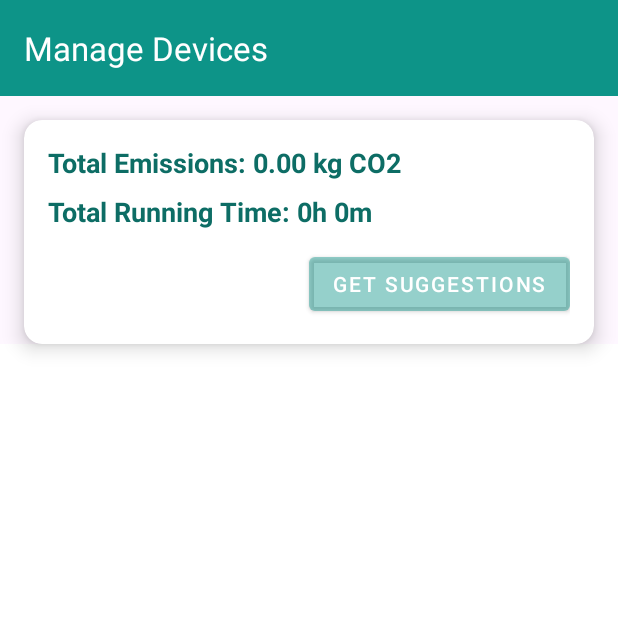
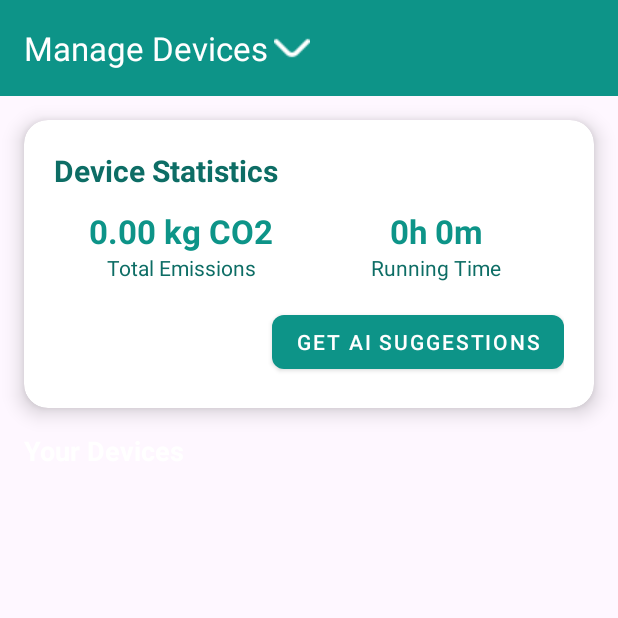
Before and after one commit to vishal-bhutekar21/Odoo_hackathon-Carbon-Footprint-Tracker_49, an Android app: the ManageDevices screen opened directly, with no data from a screen before it, on a phone screen of 412 x 824 dp, the top half of it. Run offline under Robolectric (Android 15) with nearby library versions, the light colour scheme and no system bars; our stand-ins replace Firebase (no records; nobody signed in at launch, a user with empty details on screens opened directly).

```diff
--- a/app/src/main/java/com/chaitany/carbonview/IOTIntegration/ManageDevices.kt
+++ b/app/src/main/java/com/chaitany/carbonview/IOTIntegration/ManageDevices.kt
@@ -88,13 +88,13 @@ class ManageDevices : AppCompatActivity() {
 
     private fun updateTotals(totalEmissions: Double, totalTimeHours: Double) {
         // Format emissions
-        tvTotalEmissions.text = "Total Emissions: ${String.format("%.2f", totalEmissions)} kg CO2"
+        tvTotalEmissions.text = "${String.format("%.2f", totalEmissions)} kg CO2"
 
         // Convert total time to hours and minutes
         val totalSeconds = (totalTimeHours * 3600).toLong()
         val hours = TimeUnit.SECONDS.toHours(totalSeconds)
         val minutes = TimeUnit.SECONDS.toMinutes(totalSeconds) % 60
-        tvTotalTime.text = "Total Running Time: ${hours}h ${minutes}m"
+        tvTotalTime.text = "${hours}h ${minutes}m"
     }
 
     override fun onDestroy() {
--- /dev/null
+++ b/app/src/main/res/drawable/background_gradient.xml
@@ -0,0 +1,7 @@
+<?xml version="1.0" encoding="utf-8"?>
+<shape xmlns:android="http://schemas.android.com/apk/res/android">
+    <gradient
+        android:startColor="#FF3D7F"
+        android:endColor="#FF5722"
+        android:angle="135"/>
+</shape>
--- /dev/null
+++ b/app/src/main/res/drawable/card_gradient_subtle.xml
@@ -0,0 +1,8 @@
+<?xml version="1.0" encoding="utf-8"?>
+<shape xmlns:android="http://schemas.android.com/apk/res/android">
+    <gradient
+        android:startColor="#10FFFFFF"
+        android:endColor="#20FFFFFF"
+        android:angle="45"/>
+    <corners android:radius="16dp"/>
+</shape>
--- a/app/src/main/res/layout/activity_manage_devices.xml
+++ b/app/src/main/res/layout/activity_manage_devices.xml
@@ -4,7 +4,8 @@
     xmlns:app="http://schemas.android.com/apk/res-auto"
     xmlns:tools="http://schemas.android.com/tools"
     android:layout_width="match_parent"
-    android:layout_height="match_parent">
+    android:layout_height="match_parent"
+   >
 
     <!-- Toolbar -->
     <androidx.appcompat.widget.Toolbar
@@ -13,17 +14,33 @@
         android:layout_height="?attr/actionBarSize"
         android:background="@color/primary"
         app:title="Manage Devices"
+
         app:titleTextColor="@android:color/white"
-        app:layout_constraintTop_toTopOf="parent"/>
+        app:layout_constraintTop_toTopOf="parent"
+        app:popupTheme="@style/ThemeOverlay.AppCompat.Light">
 
-    <!-- CardView for Total Emissions and Time -->
+        <ImageButton
+            android:id="@+id/menuIcon"
+            android:layout_width="wrap_content"
+            android:layout_height="wrap_content"
+            android:layout_gravity="start"
+            android:background="?attr/selectableItemBackgroundBorderless"
+            android:contentDescription="Menu"
+            android:src="@drawable/down_icon"
+            app:tint="@android:color/white" />
+    </androidx.appcompat.widget.Toolbar>
+
+    <!-- Stats Card -->
     <androidx.cardview.widget.CardView
         android:id="@+id/cardViewStats"
         android:layout_width="0dp"
         android:layout_height="wrap_content"
-        android:layout_margin="16dp"
-        app:cardCornerRadius="12dp"
+        android:layout_marginStart="16dp"
+        android:layout_marginEnd="16dp"
+        android:layout_marginTop="16dp"
+        app:cardCornerRadius="16dp"
         app:cardElevation="8dp"
+
         app:cardBackgroundColor="@android:color/white"
         app:layout_constraintTop_toBottomOf="@id/toolbar"
         app:layout_constraintStart_toStartOf="parent"
@@ -33,53 +50,131 @@
             android:layout_width="match_parent"
             android:layout_height="wrap_content"
             android:orientation="vertical"
-            android:padding="16dp">
+            android:padding="20dp">
 
+            <TextView
+                android:layout_width="wrap_content"
+                android:layout_height="wrap_content"
+                android:text="Device Statistics"
+                android:textSize="20sp"
+                android:textStyle="bold"
+                android:textColor="@color/primary_dark"/>
+
+            <LinearLayout
+                android:layout_width="match_parent"
+                android:layout_height="wrap_content"
+                android:orientation="horizontal"
+                android:layout_marginTop="12dp">
+
+                <LinearLayout
+                    android:layout_width="0dp"
+                    android:layout_weight="1"
+                    android:layout_height="wrap_content"
+                    android:orientation="vertical"
+                    android:gravity="center">
                     <TextView
                         android:id="@+id/tvTotalEmissions"
                         android:layout_width="wrap_content"
                         android:layout_height="wrap_content"
-                android:text="Total Emissions: 0.0 kg CO2"
-                android:textSize="18sp"
+                        android:text="0.0 kg CO2"
+                        android:textSize="22sp"
                         android:textStyle="bold"
+                        android:textColor="@color/primary"/>
+                    <TextView
+                        android:layout_width="wrap_content"
+                        android:layout_height="wrap_content"
+                        android:text="Total Emissions"
+                        android:textSize="14sp"
                         android:textColor="@color/primary_dark"/>
+                </LinearLayout>
 
+                <LinearLayout
+                    android:layout_width="0dp"
+                    android:layout_weight="1"
+                    android:layout_height="wrap_content"
+                    android:orientation="vertical"
+                    android:gravity="center">
                     <TextView
                         android:id="@+id/tvTotalTime"
                         android:layout_width="wrap_content"
                         android:layout_height="wrap_content"
-                android:text="Total Running Time: 0h 0m"
-                android:textSize="18sp"
+                        android:text="0h 0m"
+                        android:textSize="22sp"
                         android:textStyle="bold"
-                android:textColor="@color/primary_dark"
-                android:layout_marginTop="8dp"/>
+                        android:textColor="@color/primary"/>
+                    <TextView
+                        android:layout_width="wrap_content"
+                        android:layout_height="wrap_content"
+                        android:text="Running Time"
+                        android:textSize="14sp"
+                        android:textColor="@color/primary_dark"/>
+                </LinearLayout>
+            </LinearLayout>
 
-            <Button
+            <com.google.android.material.button.MaterialButton
                 android:id="@+id/btnGetSuggestions"
                 android:layout_width="wrap_content"
                 android:layout_height="wrap_content"
-                android:text="Get Suggestions"
+                android:layout_gravity="end"
+                android:layout_marginTop="16dp"
+                android:text="Get AI Suggestions"
                 android:textColor="@android:color/white"
-                android:backgroundTint="@color/secondary"
-                android:layout_gravity="end"
-                android:layout_marginTop="12dp"
+                app:backgroundTint="@color/primary"
+                app:cornerRadius="8dp"
                 style="@style/Widget.MaterialComponents.Button"/>
         </LinearLayout>
     </androidx.cardview.widget.CardView>
 
-    <!-- RecyclerView for Devices -->
+    <!-- Devices Section -->
+    <androidx.core.widget.NestedScrollView
+        android:layout_width="0dp"
+        android:layout_height="0dp"
+        app:layout_constraintTop_toBottomOf="@id/cardViewStats"
+        app:layout_constraintBottom_toBottomOf="parent"
+        app:layout_constraintStart_toStartOf="parent"
+        app:layout_constraintEnd_toEndOf="parent">
+
+        <LinearLayout
+            android:layout_width="match_parent"
+            android:layout_height="wrap_content"
+            android:orientation="vertical">
+
+            <TextView
+                android:id="@+id/tvDevicesHeader"
+                android:layout_width="match_parent"
+                android:layout_height="wrap_content"
+                android:text="Your Devices"
+                android:textSize="18sp"
+                android:textStyle="bold"
+                android:textColor="@android:color/white"
+                android:paddingStart="16dp"
+                android:paddingEnd="16dp"
+                android:paddingTop="16dp"
+                android:paddingBottom="8dp"/>
+
             <androidx.recyclerview.widget.RecyclerView
                 android:id="@+id/recyclerDevices"
-        android:layout_width="0dp"
-        android:layout_height="0dp"
-        android:background="@android:color/white"
+                android:layout_width="match_parent"
+                android:layout_height="wrap_content"
+                android:background="@android:color/transparent"
                 android:clipToPadding="false"
                 android:padding="8dp"
-        app:layout_constraintTop_toBottomOf="@id/cardViewStats"
+                app:layoutManager="androidx.recyclerview.widget.LinearLayoutManager"/>
+        </LinearLayout>
+    </androidx.core.widget.NestedScrollView>
+
+    <!-- FAB -->
+
+    <!-- Progress Indicator -->
+    <com.google.android.material.progressindicator.CircularProgressIndicator
+        android:id="@+id/progressIndicator"
+        android:layout_width="wrap_content"
+        android:layout_height="wrap_content"
+        android:visibility="gone"
+        app:indicatorColor="@color/secondary"
+        app:layout_constraintTop_toTopOf="parent"
         app:layout_constraintBottom_toBottomOf="parent"
         app:layout_constraintStart_toStartOf="parent"
         app:layout_constraintEnd_toEndOf="parent"/>
 
-    <!-- Floating Switches (Optional, for visual flair) -->
-
 </androidx.constraintlayout.widget.ConstraintLayout>
```
Lines whose indentation alone changed are shown as unchanged.
